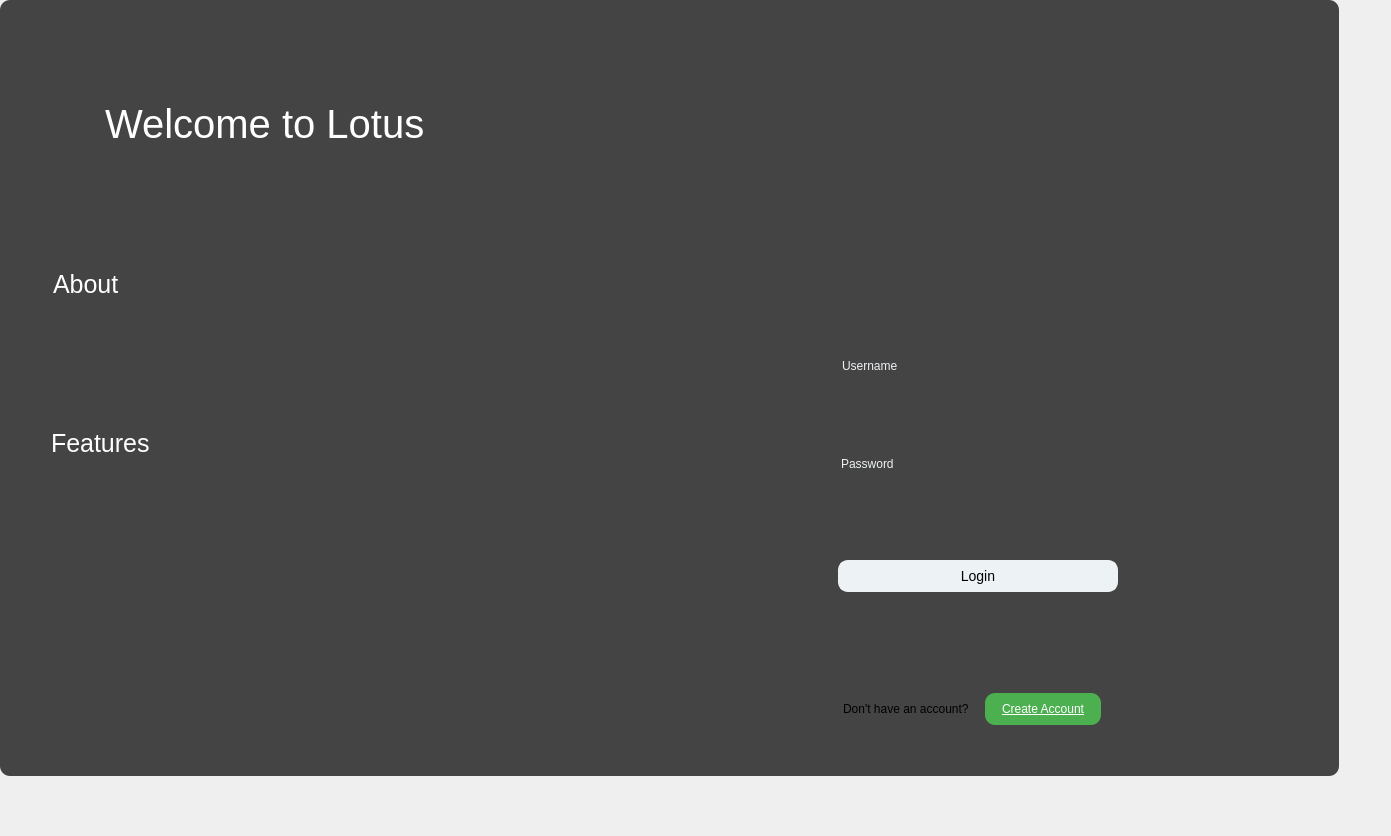
JustinGetty/LotusAppClient, file Forms/mainwindow.ui: the form before one commit.
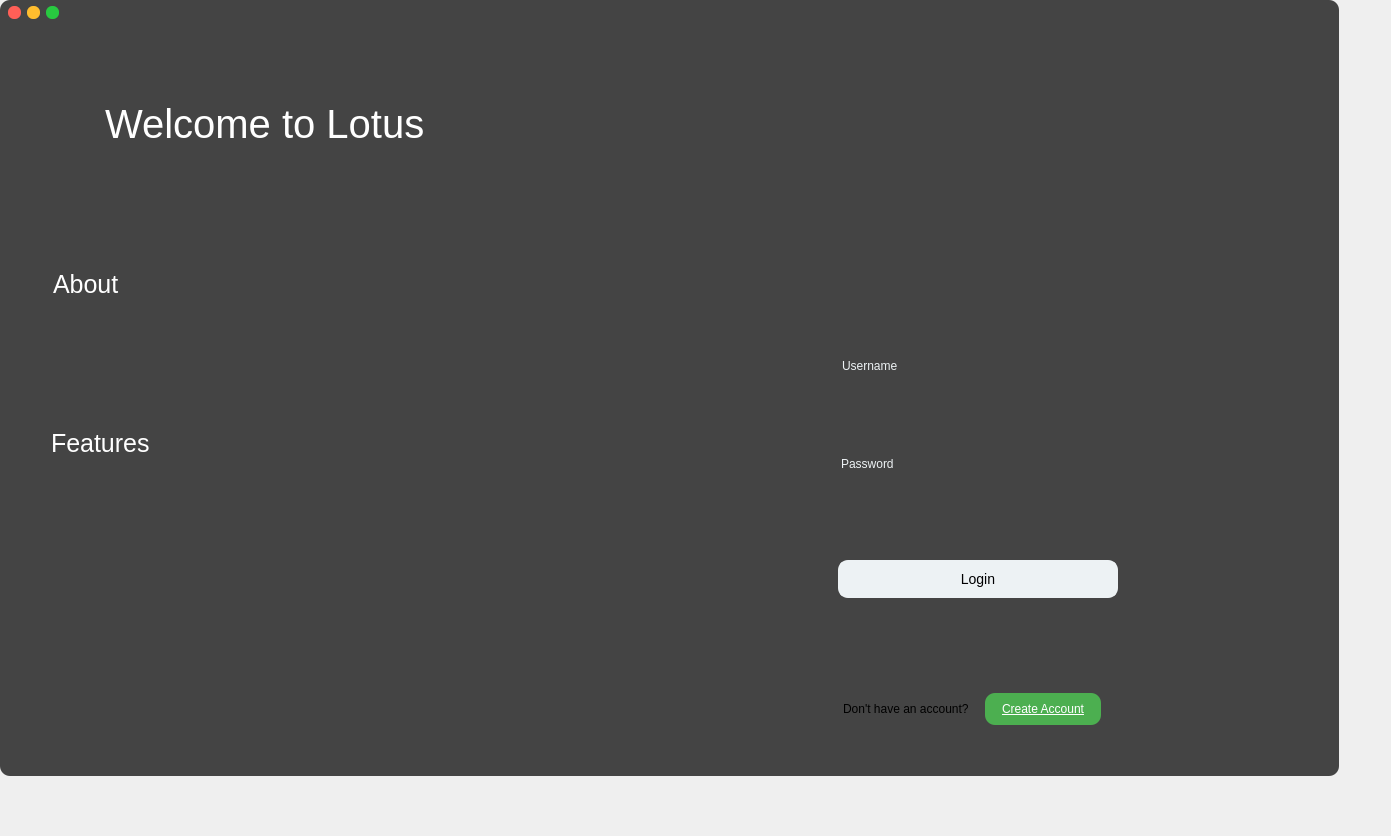
The form after the commit.

Commit message: Functional header buttons

Patch:
```diff
--- a/Forms/mainwindow.ui
+++ b/Forms/mainwindow.ui
@@ -1173,7 +1173,7 @@
          <x>838</x>
          <y>560</y>
          <width>280</width>
-         <height>32</height>
+         <height>38</height>
         </rect>
        </property>
        <property name="styleSheet">
@@ -1186,8 +1186,12 @@
 	border-color: #EDF2F4;
 	font-size: 14px;
 	color: #000001;
-
-}</string>
+	padding: 8px 16px;
+}
+QPushButton:hover {
+background-color: #4682b4;
+}
+</string>
        </property>
        <property name="text">
         <string>Login</string>
@@ -2260,6 +2264,100 @@
      </widget>
     </widget>
    </widget>
+   <widget class="QWidget" name="header_buttons_widget" native="true">
+    <property name="geometry">
+     <rect>
+      <x>0</x>
+      <y>2</y>
+      <width>104</width>
+      <height>20</height>
+     </rect>
+    </property>
+    <property name="styleSheet">
+     <string notr="true">QWidget
+{
+	background-color: rgba(0,0,0,0.0);
+}</string>
+    </property>
+    <widget class="QPushButton" name="exit_app_button">
+     <property name="geometry">
+      <rect>
+       <x>8</x>
+       <y>4</y>
+       <width>13</width>
+       <height>13</height>
+      </rect>
+     </property>
+     <property name="styleSheet">
+      <string notr="true">QPushButton
+{
+background-color: #ff5f57;
+border-radius: 6px;
+border-width: 0;
+
+}
+QPushButton:hover
+{
+background-color: #e74c3c;
+}</string>
+     </property>
+     <property name="text">
+      <string/>
+     </property>
+    </widget>
+    <widget class="QPushButton" name="minimize_app_button">
+     <property name="geometry">
+      <rect>
+       <x>27</x>
+       <y>4</y>
+       <width>13</width>
+       <height>13</height>
+      </rect>
+     </property>
+     <property name="styleSheet">
+      <string notr="true">QPushButton
+{
+background-color: #ffbd2e;
+border-radius: 6px;
+border-width: 0;
+
+}
+QPushButton:hover
+{
+background-color: #f39c12;
+}</string>
+     </property>
+     <property name="text">
+      <string/>
+     </property>
+    </widget>
+    <widget class="QPushButton" name="fullscreen_app_button">
+     <property name="geometry">
+      <rect>
+       <x>46</x>
+       <y>4</y>
+       <width>13</width>
+       <height>13</height>
+      </rect>
+     </property>
+     <property name="styleSheet">
+      <string notr="true">QPushButton
+{
+background-color: #28c940;
+border-radius: 6px;
+border-width: 0;
+
+}
+QPushButton:hover
+{
+background-color: #27ae60;
+}</string>
+     </property>
+     <property name="text">
+      <string/>
+     </property>
+    </widget>
+   </widget>
   </widget>
  </widget>
  <resources/>
```
The commit also changes 2 other files.
